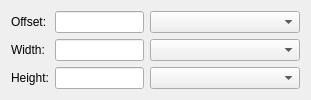
This is src/frontends/qt4/ui/LineUi.ui in cburschka/lyx as Qt 5 draws it before an edit. The edited form follows.
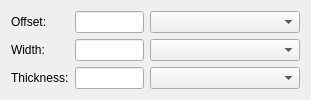
This is the edited form. Custom widgets are drawn as their Qt base class.

Commit message: LineUi.ui: a line has a thickness rather then a height

Patch:
```diff
--- a/src/frontends/qt4/ui/LineUi.ui
+++ b/src/frontends/qt4/ui/LineUi.ui
@@ -7,7 +7,7 @@
     <x>0</x>
     <y>0</y>
     <width>311</width>
-    <height>85</height>
+    <height>90</height>
    </rect>
   </property>
   <property name="windowTitle">
@@ -89,7 +89,7 @@
    <item row="2" column="0">
     <widget class="QLabel" name="HeightValueL">
      <property name="text">
-      <string>Height:</string>
+      <string>Thickness:</string>
      </property>
     </widget>
    </item>
```
Left out of the diff: 6 changed lines with no effect on the pictures.
